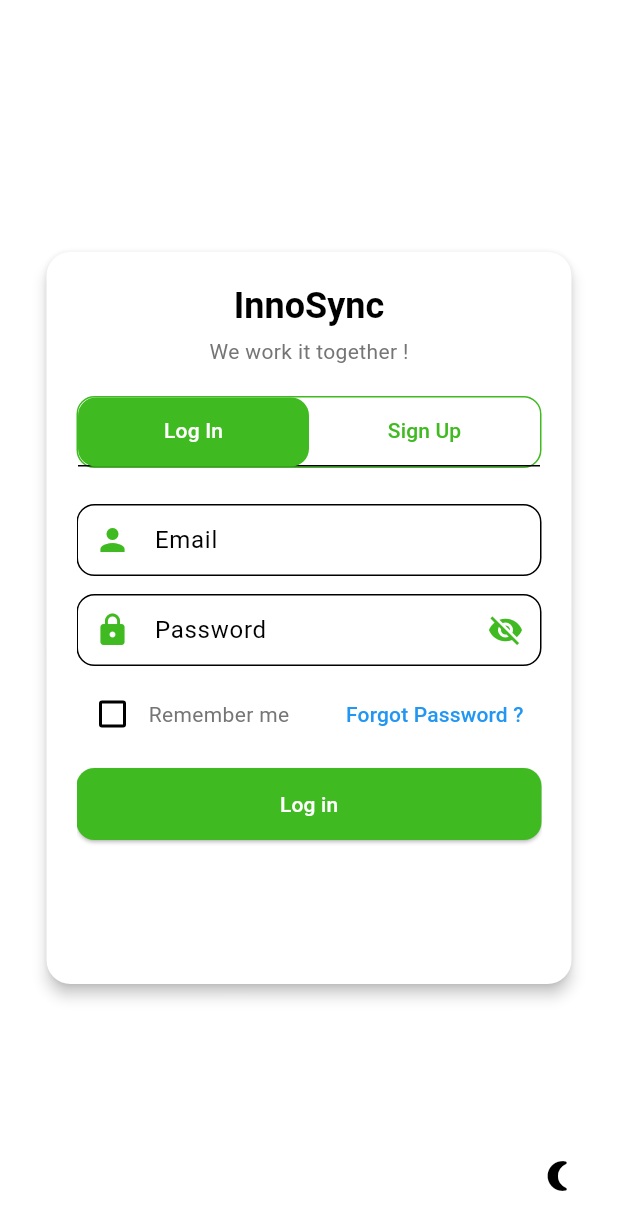
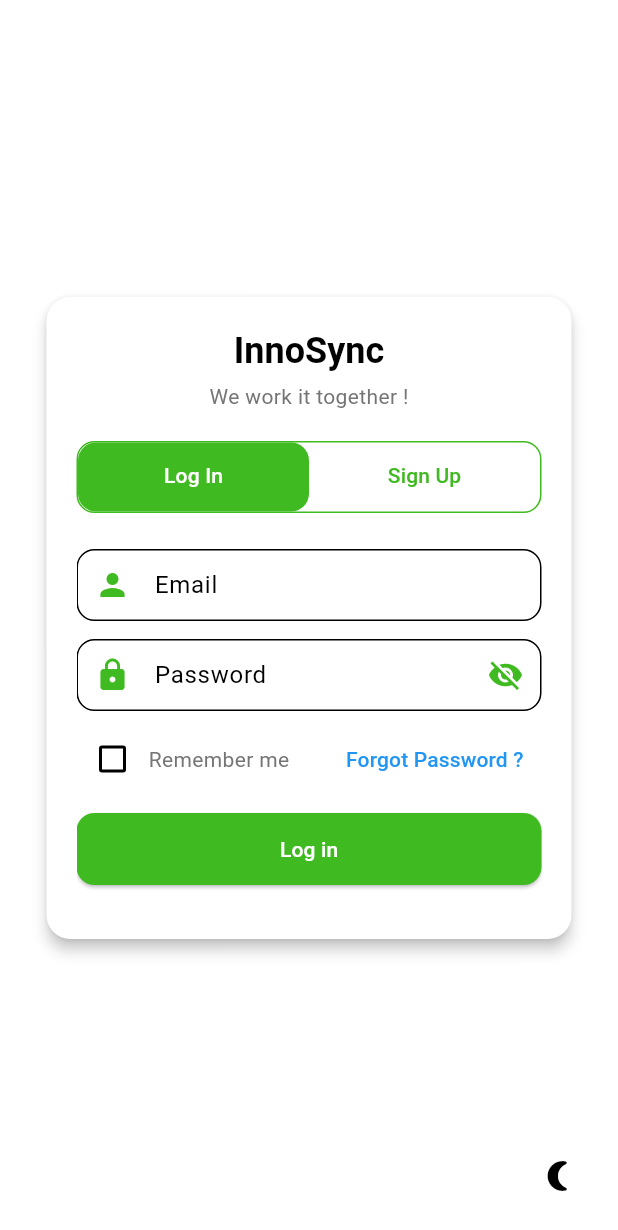
Before and after one commit to team-18-project/InnoSync, a Flutter app: the screen it shows after launch, on a phone screen of 412 x 824 dp. Shown: the top 1230 px of the screen. Run offline on Flutter 3.47's test engine with Material 3 defaults, Android fonts, the light colour scheme and no system bars; our stand-ins replace file_picker, image_picker, shared_preferences.

Commit message:
small UI fixes

```diff
--- a/frontend/lib/theme/dimensions.dart
+++ b/frontend/lib/theme/dimensions.dart
@@ -30,7 +30,7 @@
 
   // Widths
   static const double containerWidth = 350.0;
-  static const double tabViewHeight = 300.0;
+  static const double tabViewHeight = 240.0;
 
   // Shadows
   static const double shadowBlur = 8.0;
--- a/frontend/lib/widgets/login/tab_selector.dart
+++ b/frontend/lib/widgets/login/tab_selector.dart
@@ -29,6 +29,8 @@
         labelColor: colorScheme.onPrimary,
         unselectedLabelColor: colorScheme.primary,
         indicatorSize: TabBarIndicatorSize.tab,
+        dividerColor: Colors.transparent,
+        indicatorPadding: EdgeInsets.zero,
         tabs: tabLabels.map((label) => Tab(text: label)).toList(),
       ),
     );
```
Also changed, not shown: 1 other file.
